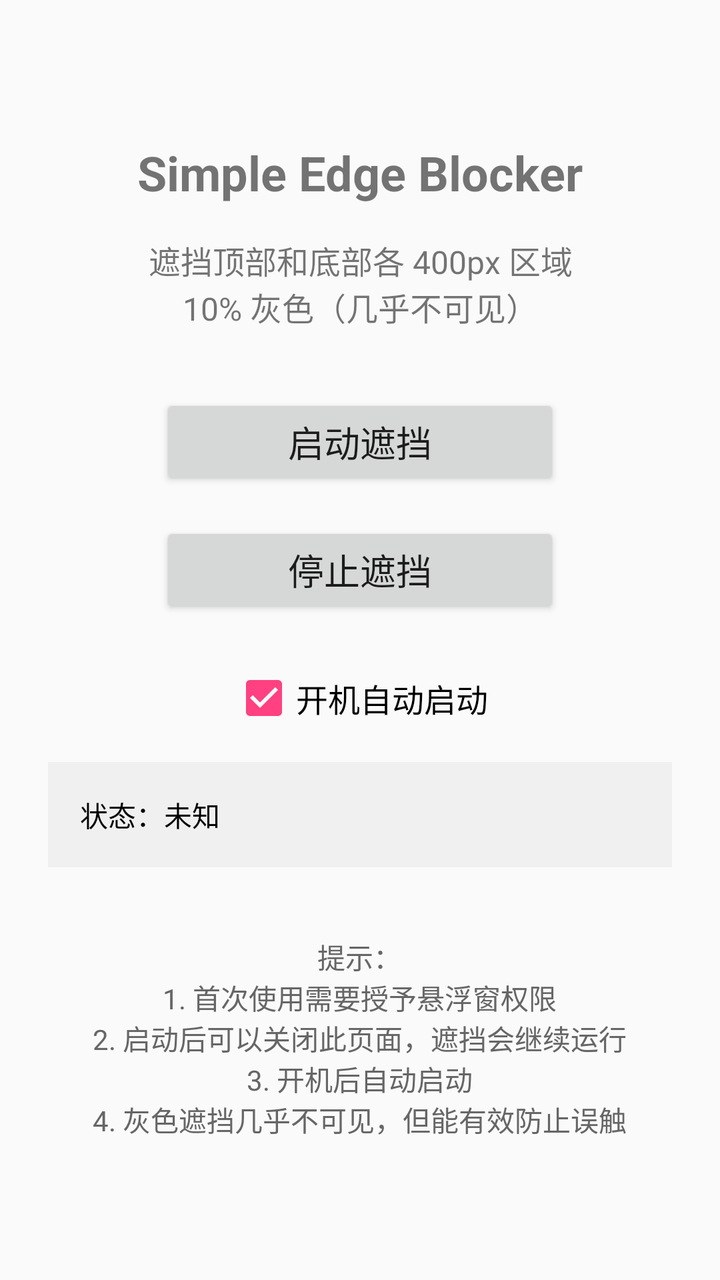
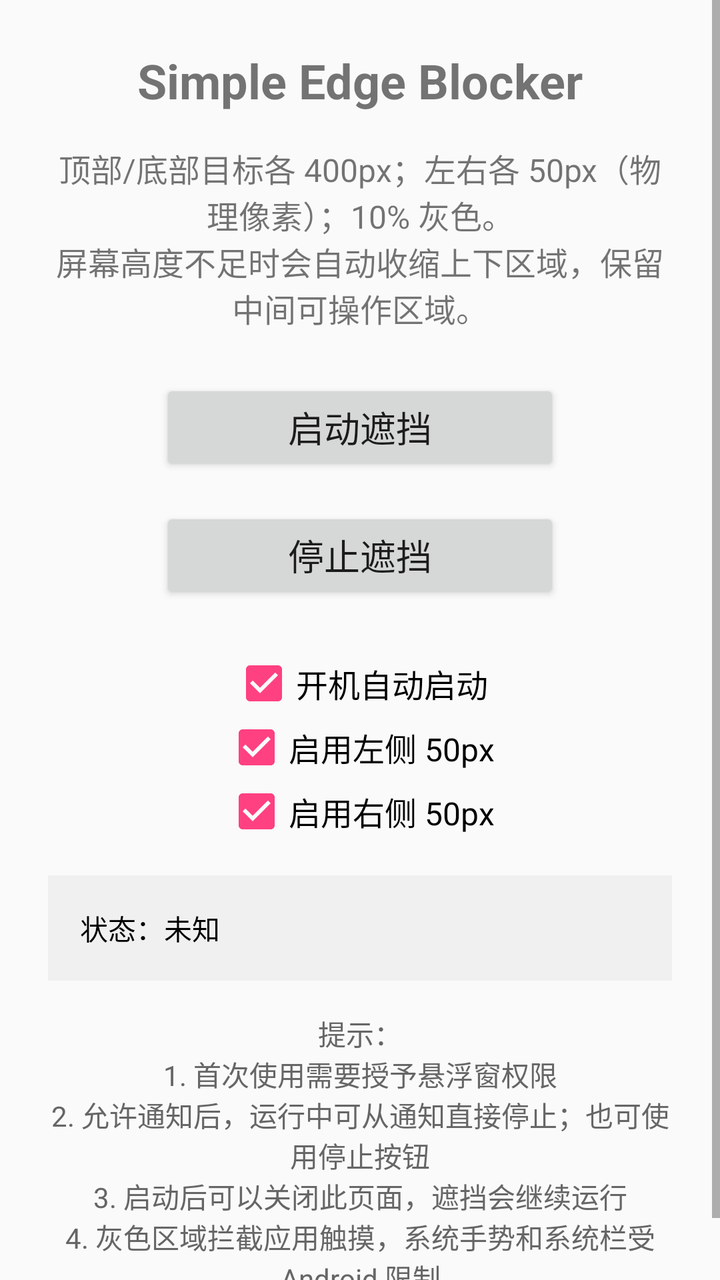

The first picture is an Android layout as it rendered before a commit; the second is the same layout after the commit. The layout source and the unified diff follow.
<!-- AndroidManifest.xml: application theme AppTheme -->
<!-- res/layout/activity_main.xml -->
<?xml version="1.0" encoding="utf-8"?>
<LinearLayout xmlns:android="http://schemas.android.com/apk/res/android"
    android:layout_width="match_parent"
    android:layout_height="match_parent"
    android:orientation="vertical"
    android:gravity="center"
    android:padding="24dp">

    <TextView
        android:layout_width="wrap_content"
        android:layout_height="wrap_content"
        android:text="Simple Edge Blocker"
        android:textSize="24sp"
        android:textStyle="bold"
        android:layout_marginBottom="16dp" />

    <TextView
        android:layout_width="wrap_content"
        android:layout_height="wrap_content"
        android:text="遮挡顶部和底部各 400px 区域\n10% 灰色（几乎不可见）"
        android:textSize="16sp"
        android:gravity="center"
        android:layout_marginBottom="32dp" />

    <Button
        android:id="@+id/btnStart"
        android:layout_width="200dp"
        android:layout_height="wrap_content"
        android:text="启动遮挡"
        android:textSize="18sp"
        android:layout_marginBottom="16dp" />

    <Button
        android:id="@+id/btnStop"
        android:layout_width="200dp"
        android:layout_height="wrap_content"
        android:text="停止遮挡"
        android:textSize="18sp" />

    <CheckBox
        android:id="@+id/cbAutoStart"
        android:layout_width="wrap_content"
        android:layout_height="wrap_content"
        android:text="开机自动启动"
        android:textSize="16sp"
        android:layout_marginTop="24dp"
        android:checked="true" />

    <TextView
        android:id="@+id/tvStatus"
        android:layout_width="match_parent"
        android:layout_height="wrap_content"
        android:text="状态：未知"
        android:textSize="14sp"
        android:padding="16dp"
        android:background="#F0F0F0"
        android:layout_marginTop="16dp"
        android:textColor="#000000"
        android:fontFamily="monospace" />

    <TextView
        android:layout_width="wrap_content"
        android:layout_height="wrap_content"
        android:text="\n提示：\n1. 首次使用需要授予悬浮窗权限\n2. 启动后可以关闭此页面，遮挡会继续运行\n3. 开机后自动启动\n4. 灰色遮挡几乎不可见，但能有效防止误触"
        android:textSize="14sp"
        android:gravity="center"
        android:layout_marginTop="16dp"
        android:textColor="#666666" />
</LinearLayout>
<!-- resources referenced by this layout -->
<resources>
  <style name="AppTheme" parent="Theme.AppCompat.Light.DarkActionBar">
          <item name="colorPrimary">#2196F3</item>
          <item name="colorPrimaryDark">#1976D2</item>
          <item name="colorAccent">#FF4081</item>
      </style>
</resources>

<!-- the commit's change to res/layout/activity_main.xml (unified diff, before → after) -->
@@ -1,69 +1,91 @@
 <?xml version="1.0" encoding="utf-8"?>
-<LinearLayout xmlns:android="http://schemas.android.com/apk/res/android"
+<ScrollView xmlns:android="http://schemas.android.com/apk/res/android"
     android:layout_width="match_parent"
     android:layout_height="match_parent"
-    android:orientation="vertical"
-    android:gravity="center"
-    android:padding="24dp">
+    android:fillViewport="true">
 
-    <TextView
-        android:layout_width="wrap_content"
-        android:layout_height="wrap_content"
-        android:text="Simple Edge Blocker"
-        android:textSize="24sp"
-        android:textStyle="bold"
-        android:layout_marginBottom="16dp" />
-
-    <TextView
-        android:layout_width="wrap_content"
-        android:layout_height="wrap_content"
-        android:text="遮挡顶部和底部各 400px 区域\n10% 灰色（几乎不可见）"
-        android:textSize="16sp"
-        android:gravity="center"
-        android:layout_marginBottom="32dp" />
-
-    <Button
-        android:id="@+id/btnStart"
-        android:layout_width="200dp"
-        android:layout_height="wrap_content"
-        android:text="启动遮挡"
-        android:textSize="18sp"
-        android:layout_marginBottom="16dp" />
-
-    <Button
-        android:id="@+id/btnStop"
-        android:layout_width="200dp"
-        android:layout_height="wrap_content"
-        android:text="停止遮挡"
-        android:textSize="18sp" />
-
-    <CheckBox
-        android:id="@+id/cbAutoStart"
-        android:layout_width="wrap_content"
-        android:layout_height="wrap_content"
-        android:text="开机自动启动"
-        android:textSize="16sp"
-        android:layout_marginTop="24dp"
-        android:checked="true" />
-
-    <TextView
-        android:id="@+id/tvStatus"
+    <LinearLayout
         android:layout_width="match_parent"
         android:layout_height="wrap_content"
-        android:text="状态：未知"
-        android:textSize="14sp"
-        android:padding="16dp"
-        android:background="#F0F0F0"
-        android:layout_marginTop="16dp"
-        android:textColor="#000000"
-        android:fontFamily="monospace" />
+        android:gravity="center_horizontal"
+        android:orientation="vertical"
+        android:padding="24dp">
 
-    <TextView
-        android:layout_width="wrap_content"
-        android:layout_height="wrap_content"
-        android:text="\n提示：\n1. 首次使用需要授予悬浮窗权限\n2. 启动后可以关闭此页面，遮挡会继续运行\n3. 开机后自动启动\n4. 灰色遮挡几乎不可见，但能有效防止误触"
-        android:textSize="14sp"
-        android:gravity="center"
-        android:layout_marginTop="16dp"
-        android:textColor="#666666" />
-</LinearLayout>
+        <TextView
+            android:layout_width="wrap_content"
+            android:layout_height="wrap_content"
+            android:layout_marginBottom="16dp"
+            android:text="@string/main_title"
+            android:textSize="24sp"
+            android:textStyle="bold" />
+
+        <TextView
+            android:layout_width="wrap_content"
+            android:layout_height="wrap_content"
+            android:layout_marginBottom="24dp"
+            android:gravity="center"
+            android:text="@string/main_summary"
+            android:textSize="16sp" />
+
+        <Button
+            android:id="@+id/btnStart"
+            android:layout_width="200dp"
+            android:layout_height="wrap_content"
+            android:layout_marginBottom="16dp"
+            android:text="@string/start_button"
+            android:textSize="18sp" />
+
+        <Button
+            android:id="@+id/btnStop"
+            android:layout_width="200dp"
+            android:layout_height="wrap_content"
+            android:text="@string/stop_button"
+            android:textSize="18sp" />
+
+        <CheckBox
+            android:id="@+id/cbAutoStart"
+            android:layout_width="wrap_content"
+            android:layout_height="wrap_content"
+            android:layout_marginTop="24dp"
+            android:checked="true"
+            android:text="@string/auto_start"
+            android:textSize="16sp" />
+
+        <CheckBox
+            android:id="@+id/cbLeftEdge"
+            android:layout_width="wrap_content"
+            android:layout_height="wrap_content"
+            android:checked="true"
+            android:text="@string/left_edge_enabled"
+            android:textSize="16sp" />
+
+        <CheckBox
+            android:id="@+id/cbRightEdge"
+            android:layout_width="wrap_content"
+            android:layout_height="wrap_content"
+            android:checked="true"
+            android:text="@string/right_edge_enabled"
+            android:textSize="16sp" />
+
+        <TextView
+            android:id="@+id/tvStatus"
+            android:layout_width="match_parent"
+            android:layout_height="wrap_content"
+            android:layout_marginTop="16dp"
+            android:background="#F0F0F0"
+            android:fontFamily="monospace"
+            android:padding="16dp"
+            android:text="@string/status_unknown"
+            android:textColor="#000000"
+            android:textSize="14sp" />
+
+        <TextView
+            android:layout_width="wrap_content"
+            android:layout_height="wrap_content"
+            android:layout_marginTop="16dp"
+            android:gravity="center"
+            android:text="@string/main_hint"
+            android:textColor="#666666"
+            android:textSize="14sp" />
+    </LinearLayout>
+</ScrollView>
<!-- resource entries referenced after the edit -->
@@ -1,5 +1,14 @@
 <!-- resources referenced by this layout -->
 <resources>
+  <string name="auto_start">开机自动启动</string>
+  <string name="left_edge_enabled">启用左侧 50px</string>
+  <string name="main_hint">提示：\n1. 首次使用需要授予悬浮窗权限\n2. 允许通知后，运行中可从通知直接停止；也可使用停止按钮\n3. 启动后可以关闭此页面，遮挡会继续运行\n4. 灰色区域拦截应用触摸，系统手势和系统栏受 Android 限制</string>
+  <string name="main_summary" formatted="false">顶部/底部目标各 400px；左右各 50px（物理像素）；10% 灰色。\n屏幕高度不足时会自动收缩上下区域，保留中间可操作区域。</string>
+  <string name="main_title">Simple Edge Blocker</string>
+  <string name="right_edge_enabled">启用右侧 50px</string>
+  <string name="start_button">启动遮挡</string>
+  <string name="status_unknown">状态：未知</string>
+  <string name="stop_button">停止遮挡</string>
   <style name="AppTheme" parent="Theme.AppCompat.Light.DarkActionBar">
           <item name="colorPrimary">#2196F3</item>
           <item name="colorPrimaryDark">#1976D2</item>
